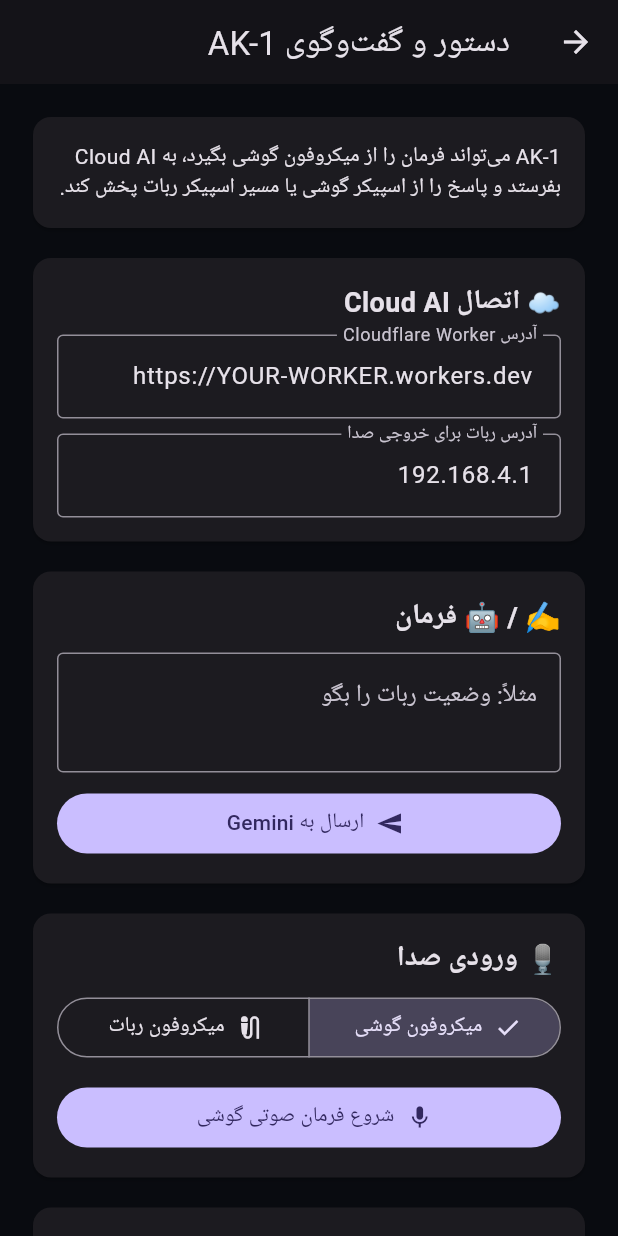
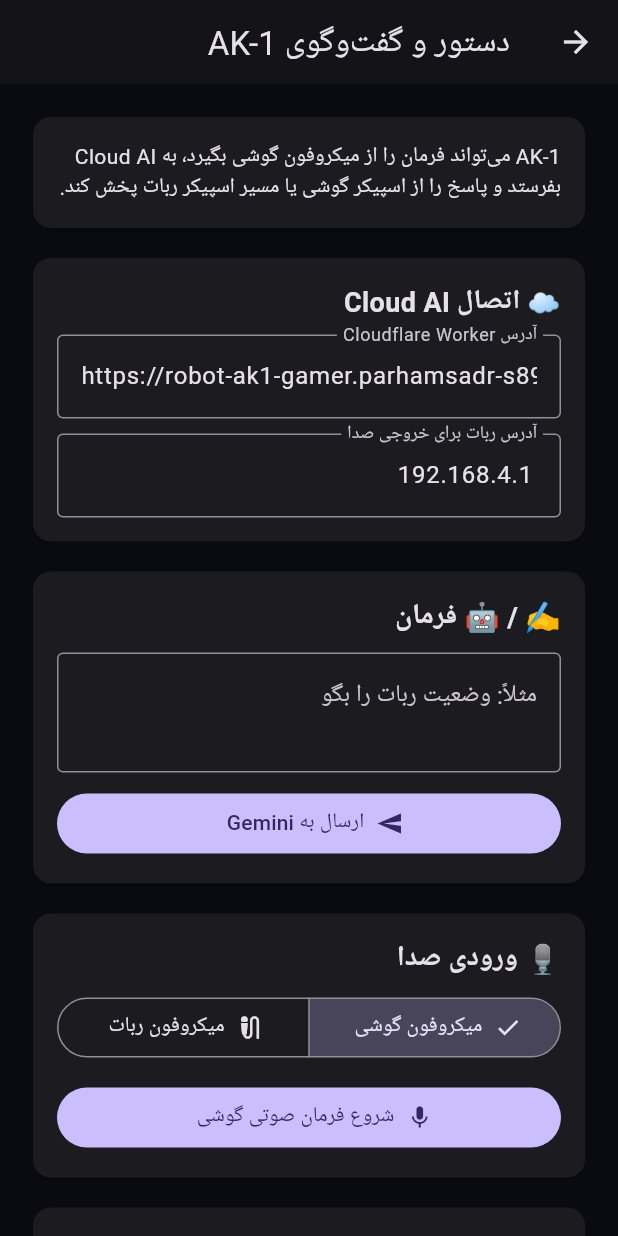
Before and after one commit to parham112289/robot_ak1_gamer, a Flutter app: the AssistantPage screen opened directly, on a phone screen of 412 x 824 dp. Run offline on Flutter 3.47's test engine with Material 3 defaults, Android fonts, the phone set to English and light mode, and no system bars; our stand-ins replace battery_plus, camera, connectivity_plus, flutter_tts, speech_to_text, webview_flutter; missing offline and left inert: android_intent_plus.

Commit message:
AK1_finish10

```diff
--- a/lib/main.dart
+++ b/lib/main.dart
@@ -606,7 +606,7 @@ class _CameraPageState extends State<CameraPage> with WidgetsBindingObserver {
   bool _audioEnabled = true;
   bool _analyzing = false;
   String _visionAnswer = '';
-  final TextEditingController _backendController = TextEditingController(text: 'https://YOUR-WORKER.workers.dev');
+  final TextEditingController _backendController = TextEditingController(text: 'https://robot-ak1-gamer.parhamsadr-s89.workers.dev');
 
   @override
   void initState() {
@@ -922,7 +922,7 @@ class AssistantPage extends StatefulWidget {
 
 class _AssistantPageState extends State<AssistantPage> {
   final TextEditingController _commandController = TextEditingController();
-  final TextEditingController _backendController = TextEditingController(text: 'https://YOUR-WORKER.workers.dev');
+  final TextEditingController _backendController = TextEditingController(text: 'https://robot-ak1-gamer.parhamsadr-s89.workers.dev');
   final TextEditingController _robotController = TextEditingController(text: '192.168.4.1');
   final stt.SpeechToText _speech = stt.SpeechToText();
   final Ak1SpeechService _phoneSpeaker = Ak1SpeechService();
```
Also changed, not shown: lib/services/ak1_backend_service.dart (+16 -0 lines).
